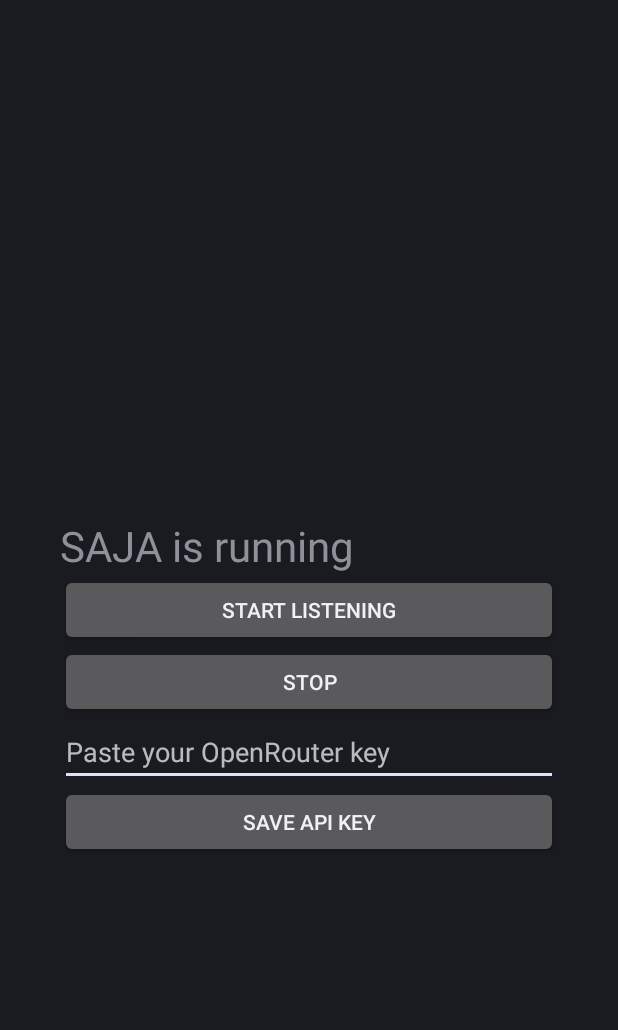
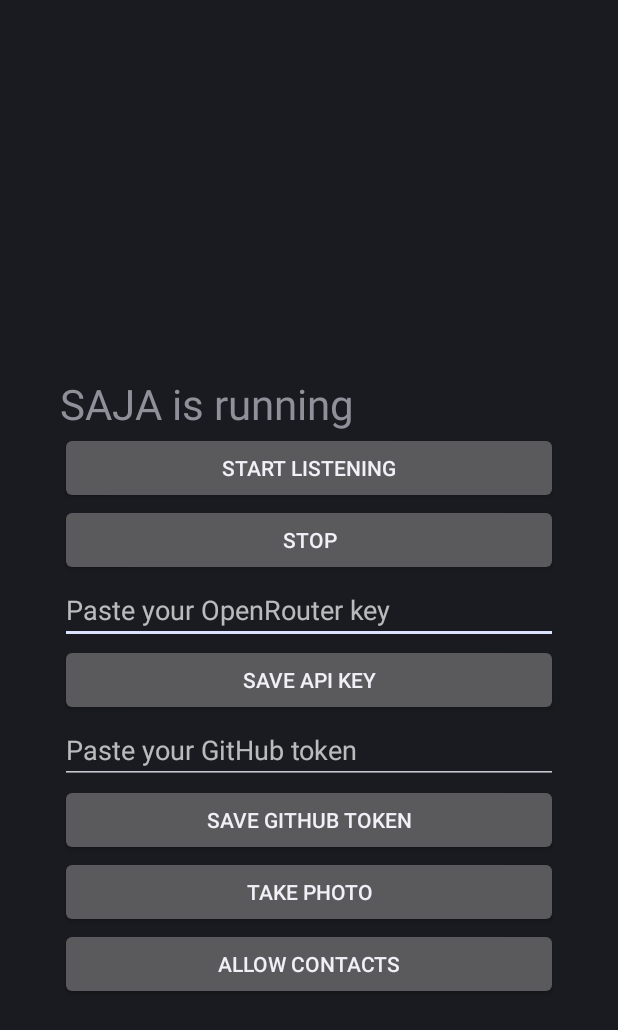
Before and after one commit to jokerhac57-oss/saja-clean, an Android app: the screen it shows after launch (MainActivity), after a tap on "SAVE API KEY", on a phone screen of 412 x 824 dp. Shown: the top 1030 px of the screen. Run offline under Robolectric (Android 15) with nearby library versions, the phone set to English and light mode, and no system bars.

Commit message:
Update MainActivity.java

```diff
--- a/app/src/main/java/com/saja/app/MainActivity.java
+++ b/app/src/main/java/com/saja/app/MainActivity.java
@@ -2,11 +2,16 @@ package com.saja.app;
 
 import android.Manifest;
 import android.app.Activity;
+import android.content.ActivityNotFoundException;
+import android.content.ContentValues;
 import android.content.Intent;
 import android.content.pm.PackageManager;
+import android.net.Uri;
 import android.os.Build;
 import android.os.Bundle;
+import android.provider.MediaStore;
 import android.view.Gravity;
+import android.view.View;
 import android.widget.Button;
 import android.widget.EditText;
 import android.widget.LinearLayout;
@@ -17,9 +22,13 @@ import java.io.File;
 import java.io.FileOutputStream;
 import java.io.IOException;
 import java.nio.charset.StandardCharsets;
+import java.text.SimpleDateFormat;
+import java.util.Date;
+import java.util.Locale;
 
 public class MainActivity extends Activity {
-    private static final int REQ = 1;
+    private static final int REQ_START = 1;
+    private static final int REQ_CONTACTS = 2;
 
     @Override
     protected void onCreate(Bundle savedInstanceState) {
@@ -34,39 +43,73 @@ public class MainActivity extends Activity {
         title.setTextSize(28);
         box.addView(title);
 
-        Button start = new Button(this);
-        start.setText("START LISTENING");
-        start.setOnClickListener(v -> askThenStart());
-        box.addView(start);
+        box.addView(button("START LISTENING", v -> askThenStart()));
+        box.addView(button("STOP", v -> stopService(new Intent(this, ListenService.class))));
 
-        Button stop = new Button(this);
-        stop.setText("STOP");
-        stop.setOnClickListener(v -> stopService(new Intent(this, ListenService.class)));
-        box.addView(stop);
+        EditText keyBox = input("Paste your OpenRouter key");
+        box.addView(keyBox);
+        box.addView(button("SAVE API KEY", v -> saveSecret("openrouter.key", keyBox.getText().toString().trim(), "API key")));
 
-        EditText keyBox = new EditText(this);
-        keyBox.setHint("Paste your OpenRouter key");
-        keyBox.setSingleLine(true);
-        box.addView(keyBox);
+        EditText githubBox = input("Paste your GitHub token");
+        box.addView(githubBox);
+        box.addView(button("SAVE GITHUB TOKEN", v -> saveSecret("github.token", githubBox.getText().toString().trim(), "GitHub token")));
 
-        Button save = new Button(this);
-        save.setText("SAVE API KEY");
-        save.setOnClickListener(v -> saveKey(keyBox.getText().toString().trim()));
-        box.addView(save);
+        box.addView(button("TAKE PHOTO", v -> takePhoto()));
+        box.addView(button("ALLOW CONTACTS", v -> requestPermissions(new String[]{Manifest.permission.READ_CONTACTS}, REQ_CONTACTS)));
 
         setContentView(box);
     }
 
-    private void saveKey(String key) {
-        if (key.isEmpty()) {
-            Toast.makeText(this, "Paste the key first", Toast.LENGTH_SHORT).show();
+    private Button button(String text, View.OnClickListener listener) {
+        Button b = new Button(this);
+        b.setText(text);
+        b.setOnClickListener(listener);
+        return b;
+    }
+
+    private EditText input(String hint) {
+        EditText e = new EditText(this);
+        e.setHint(hint);
+        e.setSingleLine(true);
+        return e;
+    }
+
+    private void saveSecret(String fileName, String value, String label) {
+        if (value.isEmpty()) {
+            Toast.makeText(this, "Paste the " + label + " first", Toast.LENGTH_SHORT).show();
             return;
         }
-        try (FileOutputStream out = new FileOutputStream(new File(getFilesDir(), "openrouter.key"))) {
-            out.write(key.getBytes(StandardCharsets.UTF_8));
-            Toast.makeText(this, "Key saved on this phone", Toast.LENGTH_SHORT).show();
+        try (FileOutputStream out = new FileOutputStream(new File(getFilesDir(), fileName))) {
+            out.write(value.getBytes(StandardCharsets.UTF_8));
+            Toast.makeText(this, label + " saved on this phone", Toast.LENGTH_SHORT).show();
         } catch (IOException e) {
-            Toast.makeText(this, "Could not save the key", Toast.LENGTH_SHORT).show();
+            Toast.makeText(this, "Could not save the " + label, Toast.LENGTH_SHORT).show();
+        }
+    }
+
+    private void takePhoto() {
+        String stamp = new SimpleDateFormat("yyyyMMdd_HHmmss", Locale.US).format(new Date());
+        ContentValues values = new ContentValues();
+        values.put(MediaStore.Images.Media.DISPLAY_NAME, "SAJA_" + stamp + ".jpg");
+        values.put(MediaStore.Images.Media.MIME_TYPE, "image/jpeg");
+        Uri uri = getContentResolver().insert(MediaStore.Images.Media.EXTERNAL_CONTENT_URI, values);
+        if (uri == null) {
+            Toast.makeText(this, "Could not prepare the photo", Toast.LENGTH_SHORT).show();
+            return;
+        }
+        try (FileOutputStream out = new FileOutputStream(new File(getFilesDir(), "photo_uri.txt"))) {
+            out.write(uri.toString().getBytes(StandardCharsets.UTF_8));
+        } catch (IOException e) {
+            Toast.makeText(this, "Could not remember the photo", Toast.LENGTH_SHORT).show();
+            return;
+        }
+        Intent camera = new Intent(MediaStore.ACTION_IMAGE_CAPTURE);
+        camera.putExtra(MediaStore.EXTRA_OUTPUT, uri);
+        camera.addFlags(Intent.FLAG_GRANT_WRITE_URI_PERMISSION);
+        try {
+            startActivity(camera);
+        } catch (ActivityNotFoundException e) {
+            Toast.makeText(this, "No camera app found", Toast.LENGTH_SHORT).show();
         }
     }
 
@@ -74,7 +117,7 @@ public class MainActivity extends Activity {
         if (checkSelfPermission(Manifest.permission.RECORD_AUDIO) == PackageManager.PERMISSION_GRANTED) {
             startListening();
         } else {
-            requestPermissions(new String[]{Manifest.permission.RECORD_AUDIO, Manifest.permission.POST_NOTIFICATIONS}, REQ);
+            requestPermissions(new String[]{Manifest.permission.RECORD_AUDIO, Manifest.permission.POST_NOTIFICATIONS}, REQ_START);
         }
     }
 
@@ -90,8 +133,12 @@ public class MainActivity extends Activity {
     @Override
     public void onRequestPermissionsResult(int requestCode, String[] permissions, int[] results) {
         super.onRequestPermissionsResult(requestCode, permissions, results);
-        if (requestCode == REQ && results.length > 0 && results[0] == PackageManager.PERMISSION_GRANTED) {
+        boolean granted = results.length > 0 && results[0] == PackageManager.PERMISSION_GRANTED;
+        if (requestCode == REQ_START && granted) {
             startListening();
+        }
+        if (requestCode == REQ_CONTACTS) {
+            Toast.makeText(this, granted ? "Contacts allowed" : "Contacts not allowed", Toast.LENGTH_SHORT).show();
         }
     }
 }
```
